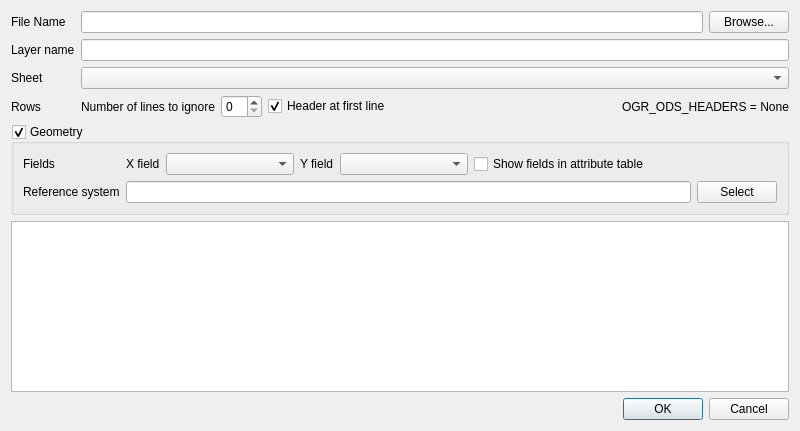
Above: ui/ui_SpreadsheetLayersDialog.ui from camptocamp/QGIS-SpreadSheetLayers before the change. Below: the same form after it.
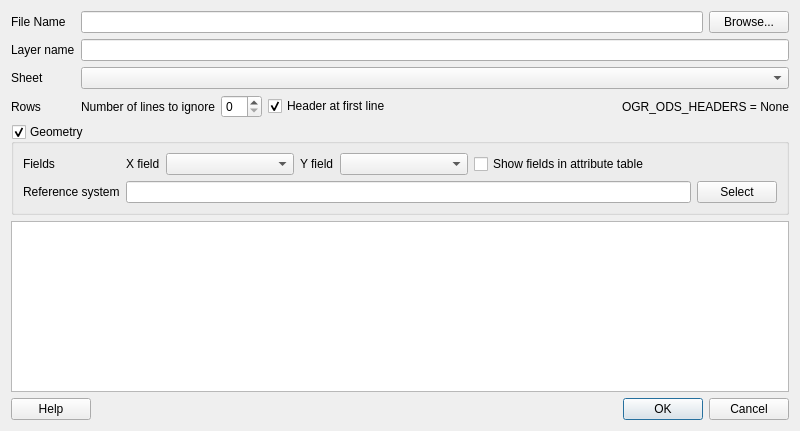
That is the form after the change.

Commit message: Translate help and add help button

Patch:
```diff
--- a/ui/ui_SpreadsheetLayersDialog.ui
+++ b/ui/ui_SpreadsheetLayersDialog.ui
@@ -378,6 +378,15 @@
     </widget>
    </item>
    <item>
+    <layout class="QHBoxLayout" name="horizontalLayout_3">
+     <item>
+      <widget class="QPushButton" name="helpButton">
+       <property name="text">
+        <string>Help</string>
+       </property>
+      </widget>
+     </item>
+     <item>
     <widget class="QDialogButtonBox" name="buttonBox">
      <property name="orientation">
       <enum>Qt::Horizontal</enum>
@@ -388,6 +397,8 @@
     </widget>
    </item>
   </layout>
+   </item>
+  </layout>
  </widget>
  <resources/>
  <connections>
```
Left out of the diff: 15 changed lines with no effect on the pictures. Lines whose indentation alone changed are shown as unchanged. The commit also changes 10 other files.
